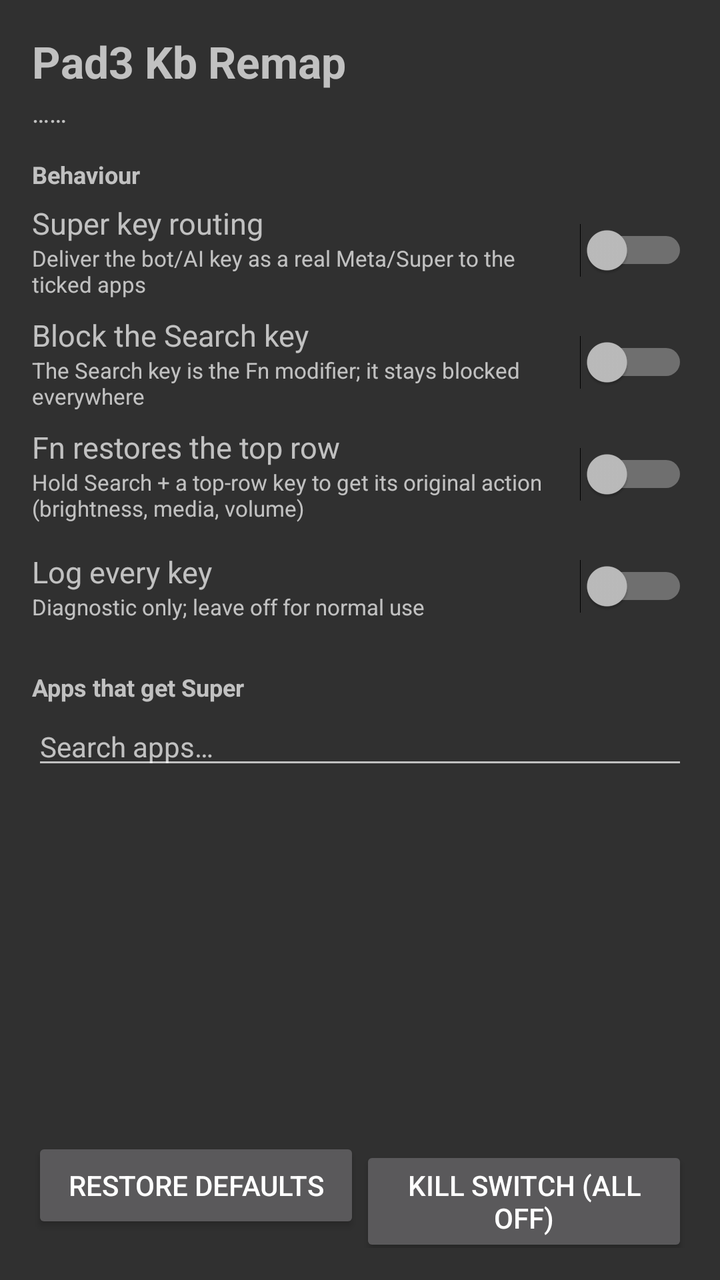
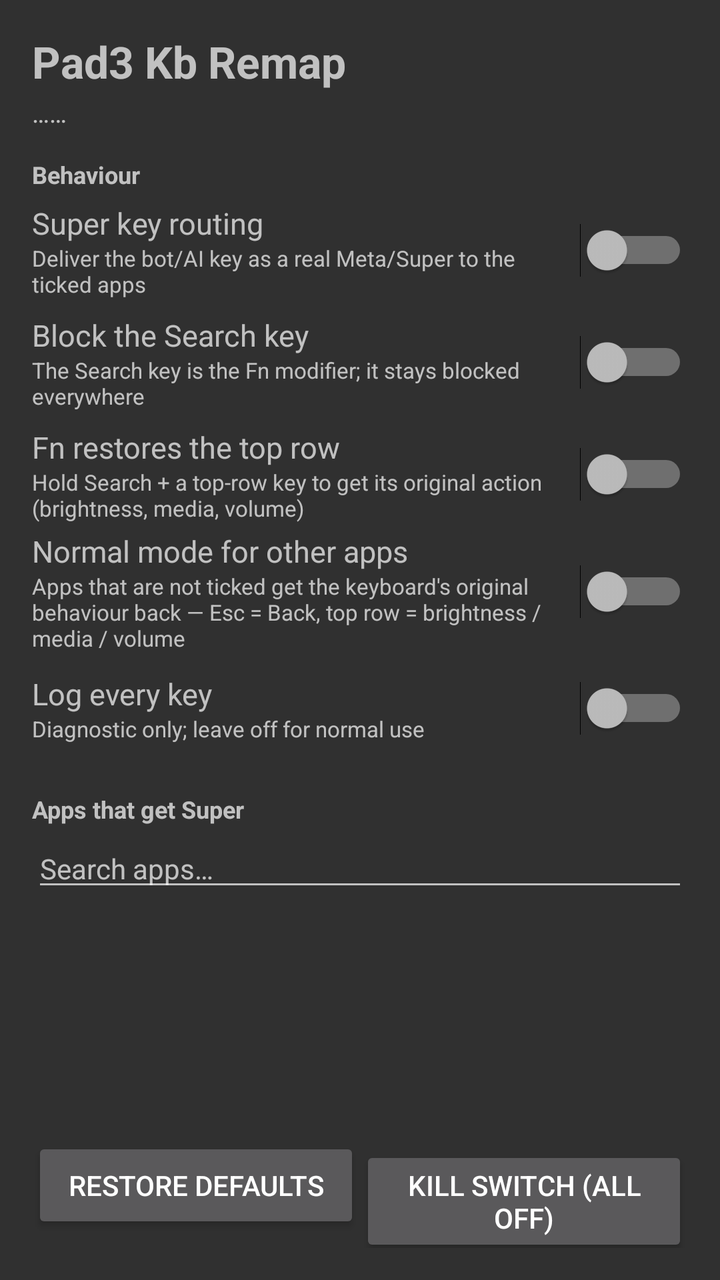

Two renders of the same Android screen: before a commit and after it. Below are the layout's source before the change and the commit's diff.
<!-- AndroidManifest.xml: application theme android:Theme.Material -->
<!-- res/layout/activity_settings.xml -->
<?xml version="1.0" encoding="utf-8"?>
<LinearLayout xmlns:android="http://schemas.android.com/apk/res/android"
    android:layout_width="match_parent"
    android:layout_height="match_parent"
    android:orientation="vertical"
    android:padding="16dp">

    <TextView
        android:layout_width="match_parent"
        android:layout_height="wrap_content"
        android:text="@string/title"
        android:textSize="22sp"
        android:textStyle="bold" />

    <TextView
        android:id="@+id/summary"
        android:layout_width="match_parent"
        android:layout_height="wrap_content"
        android:paddingTop="2dp"
        android:text="@string/state_loading"
        android:textSize="13sp" />

    <TextView
        android:id="@+id/permWarning"
        android:layout_width="match_parent"
        android:layout_height="wrap_content"
        android:layout_marginTop="8dp"
        android:background="#4A3A00"
        android:padding="10dp"
        android:text="@string/perm_warning"
        android:textColor="#FFD54F"
        android:textSize="12sp"
        android:visibility="gone" />

    <TextView
        android:layout_width="match_parent"
        android:layout_height="wrap_content"
        android:paddingTop="14dp"
        android:paddingBottom="2dp"
        android:text="@string/section_behaviour"
        android:textSize="12sp"
        android:textStyle="bold" />

    <LinearLayout
        android:layout_width="match_parent"
        android:layout_height="wrap_content"
        android:gravity="center_vertical"
        android:minHeight="56dp"
        android:orientation="horizontal">

        <LinearLayout
            android:layout_width="0dp"
            android:layout_height="wrap_content"
            android:layout_weight="1"
            android:orientation="vertical">

            <TextView
                android:layout_width="match_parent"
                android:layout_height="wrap_content"
                android:text="@string/switch_meta"
                android:textSize="15sp" />

            <TextView
                android:layout_width="match_parent"
                android:layout_height="wrap_content"
                android:text="@string/switch_meta_sub"
                android:textSize="11sp" />
        </LinearLayout>

        <Switch
            android:id="@+id/swMeta"
            android:layout_width="wrap_content"
            android:layout_height="wrap_content" />
    </LinearLayout>

    <LinearLayout
        android:layout_width="match_parent"
        android:layout_height="wrap_content"
        android:gravity="center_vertical"
        android:minHeight="56dp"
        android:orientation="horizontal">

        <LinearLayout
            android:layout_width="0dp"
            android:layout_height="wrap_content"
            android:layout_weight="1"
            android:orientation="vertical">

            <TextView
                android:layout_width="match_parent"
                android:layout_height="wrap_content"
                android:text="@string/switch_search"
                android:textSize="15sp" />

            <TextView
                android:layout_width="match_parent"
                android:layout_height="wrap_content"
                android:text="@string/switch_search_sub"
                android:textSize="11sp" />
        </LinearLayout>

        <Switch
            android:id="@+id/swSearch"
            android:layout_width="wrap_content"
            android:layout_height="wrap_content" />
    </LinearLayout>

    <LinearLayout
        android:layout_width="match_parent"
        android:layout_height="wrap_content"
        android:gravity="center_vertical"
        android:minHeight="56dp"
        android:orientation="horizontal">

        <LinearLayout
            android:layout_width="0dp"
            android:layout_height="wrap_content"
            android:layout_weight="1"
            android:orientation="vertical">

            <TextView
                android:layout_width="match_parent"
                android:layout_height="wrap_content"
                android:text="@string/switch_fn"
                android:textSize="15sp" />

            <TextView
                android:layout_width="match_parent"
                android:layout_height="wrap_content"
                android:text="@string/switch_fn_sub"
                android:textSize="11sp" />
        </LinearLayout>

        <Switch
            android:id="@+id/swFn"
            android:layout_width="wrap_content"
            android:layout_height="wrap_content" />
    </LinearLayout>

    <LinearLayout
        android:layout_width="match_parent"
        android:layout_height="wrap_content"
        android:gravity="center_vertical"
        android:minHeight="56dp"
        android:orientation="horizontal">

        <LinearLayout
            android:layout_width="0dp"
            android:layout_height="wrap_content"
            android:layout_weight="1"
            android:orientation="vertical">

            <TextView
                android:layout_width="match_parent"
                android:layout_height="wrap_content"
                android:text="@string/switch_log"
                android:textSize="15sp" />

            <TextView
                android:layout_width="match_parent"
                android:layout_height="wrap_content"
                android:text="@string/switch_log_sub"
                android:textSize="11sp" />
        </LinearLayout>

        <Switch
            android:id="@+id/swLog"
            android:layout_width="wrap_content"
            android:layout_height="wrap_content" />
    </LinearLayout>

    <TextView
        android:layout_width="match_parent"
        android:layout_height="wrap_content"
        android:paddingTop="14dp"
        android:paddingBottom="2dp"
        android:text="@string/section_apps"
        android:textSize="12sp"
        android:textStyle="bold" />

    <EditText
        android:id="@+id/search"
        android:layout_width="match_parent"
        android:layout_height="wrap_content"
        android:hint="@string/search_hint"
        android:importantForAutofill="no"
        android:inputType="text"
        android:maxLines="1"
        android:textSize="14sp" />

    <TextView
        android:id="@+id/appsCount"
        android:layout_width="match_parent"
        android:layout_height="wrap_content"
        android:paddingTop="2dp"
        android:textSize="11sp" />

    <FrameLayout
        android:layout_width="match_parent"
        android:layout_height="0dp"
        android:layout_weight="1">

        <ListView
            android:id="@+id/list"
            android:layout_width="match_parent"
            android:layout_height="match_parent"
            android:divider="#22808080"
            android:dividerHeight="1dp" />

        <TextView
            android:id="@+id/empty"
            android:layout_width="match_parent"
            android:layout_height="match_parent"
            android:gravity="center"
            android:text="@string/no_apps"
            android:textSize="14sp"
            android:visibility="gone" />
    </FrameLayout>

    <LinearLayout
        android:layout_width="match_parent"
        android:layout_height="wrap_content"
        android:orientation="horizontal"
        android:paddingTop="8dp">

        <Button
            android:id="@+id/btnDefaults"
            android:layout_width="0dp"
            android:layout_height="wrap_content"
            android:layout_weight="1"
            android:text="@string/restore_defaults" />

        <Button
            android:id="@+id/btnKill"
            android:layout_width="0dp"
            android:layout_height="wrap_content"
            android:layout_weight="1"
            android:text="@string/kill_switch" />
    </LinearLayout>
</LinearLayout>
<!-- resources referenced by this layout -->
<resources>
  <string name="kill_switch">Kill switch (all off)</string>
  <string name="no_apps">No apps match</string>
  <string name="perm_warning">Not granted WRITE_SECURE_SETTINGS — changes cannot be saved.\nRun once:  pm grant com.minis.kbremap android.permission.WRITE_SECURE_SETTINGS</string>
  <string name="restore_defaults">Restore defaults</string>
  <string name="search_hint">Search apps…</string>
  <string name="section_apps">Apps that get Super</string>
  <string name="section_behaviour">Behaviour</string>
  <string name="state_loading">……</string>
  <string name="switch_fn">Fn restores the top row</string>
  <string name="switch_fn_sub">Hold Search + a top-row key to get its original action (brightness, media, volume)</string>
  <string name="switch_log">Log every key</string>
  <string name="switch_log_sub">Diagnostic only; leave off for normal use</string>
  <string name="switch_meta">Super key routing</string>
  <string name="switch_meta_sub">Deliver the bot/AI key as a real Meta/Super to the ticked apps</string>
  <string name="switch_search">Block the Search key</string>
  <string name="switch_search_sub">The Search key is the Fn modifier; it stays blocked everywhere</string>
  <string name="title">Pad3 Kb Remap</string>
</resources>

<!-- the commit's change to res/layout/activity_settings.xml (unified diff, before → after) -->
@@ -133,6 +133,38 @@
 
         <Switch
             android:id="@+id/swFn"
+            android:layout_width="wrap_content"
+            android:layout_height="wrap_content" />
+    </LinearLayout>
+
+    <LinearLayout
+        android:layout_width="match_parent"
+        android:layout_height="wrap_content"
+        android:gravity="center_vertical"
+        android:minHeight="56dp"
+        android:orientation="horizontal">
+
+        <LinearLayout
+            android:layout_width="0dp"
+            android:layout_height="wrap_content"
+            android:layout_weight="1"
+            android:orientation="vertical">
+
+            <TextView
+                android:layout_width="match_parent"
+                android:layout_height="wrap_content"
+                android:text="@string/switch_normal"
+                android:textSize="15sp" />
+
+            <TextView
+                android:layout_width="match_parent"
+                android:layout_height="wrap_content"
+                android:text="@string/switch_normal_sub"
+                android:textSize="11sp" />
+        </LinearLayout>
+
+        <Switch
+            android:id="@+id/swNormal"
             android:layout_width="wrap_content"
             android:layout_height="wrap_content" />
     </LinearLayout>
<!-- resource entries referenced after the edit -->
@@ -14,6 +14,8 @@
   <string name="switch_log_sub">Diagnostic only; leave off for normal use</string>
   <string name="switch_meta">Super key routing</string>
   <string name="switch_meta_sub">Deliver the bot/AI key as a real Meta/Super to the ticked apps</string>
+  <string name="switch_normal">Normal mode for other apps</string>
+  <string name="switch_normal_sub">Apps that are not ticked get the keyboard\'s original behaviour back — Esc = Back, top row = brightness / media / volume</string>
   <string name="switch_search">Block the Search key</string>
   <string name="switch_search_sub">The Search key is the Fn modifier; it stays blocked everywhere</string>
   <string name="title">Pad3 Kb Remap</string>
